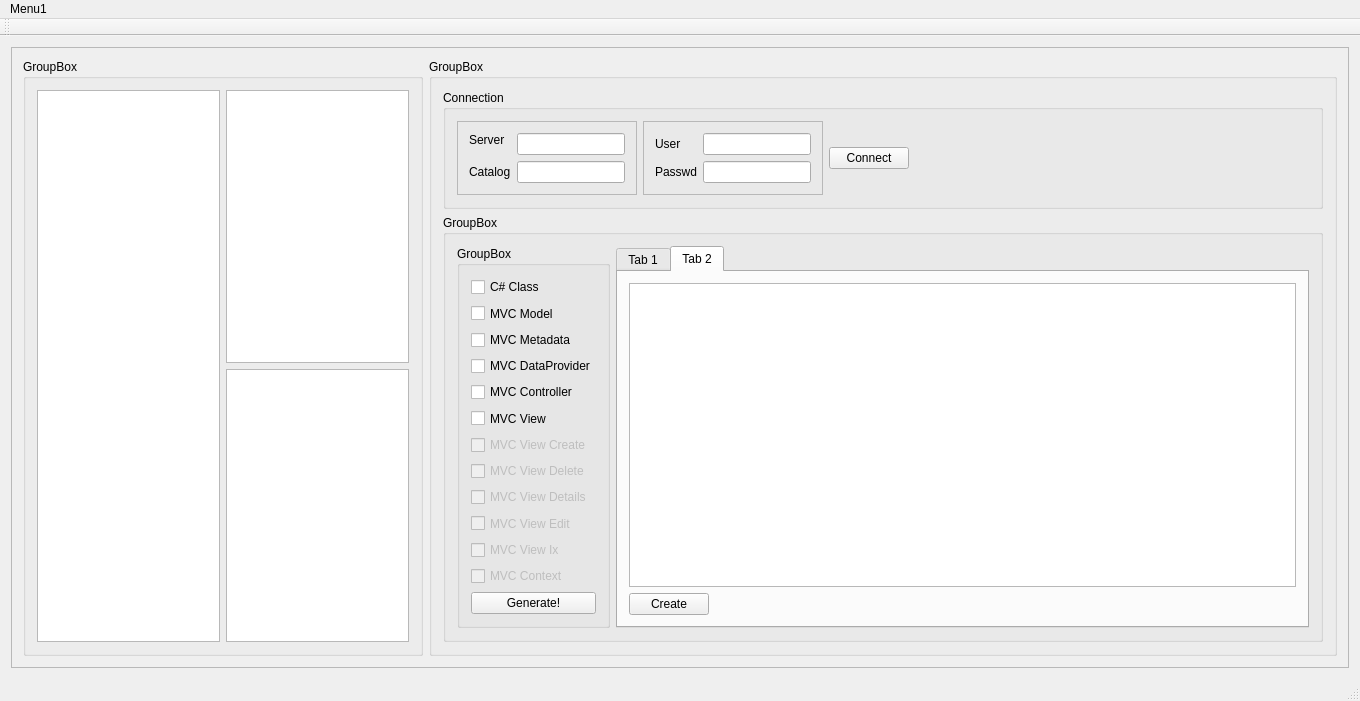
Old version of the form retek2.ui in the repository horvathzoltan/retek2.
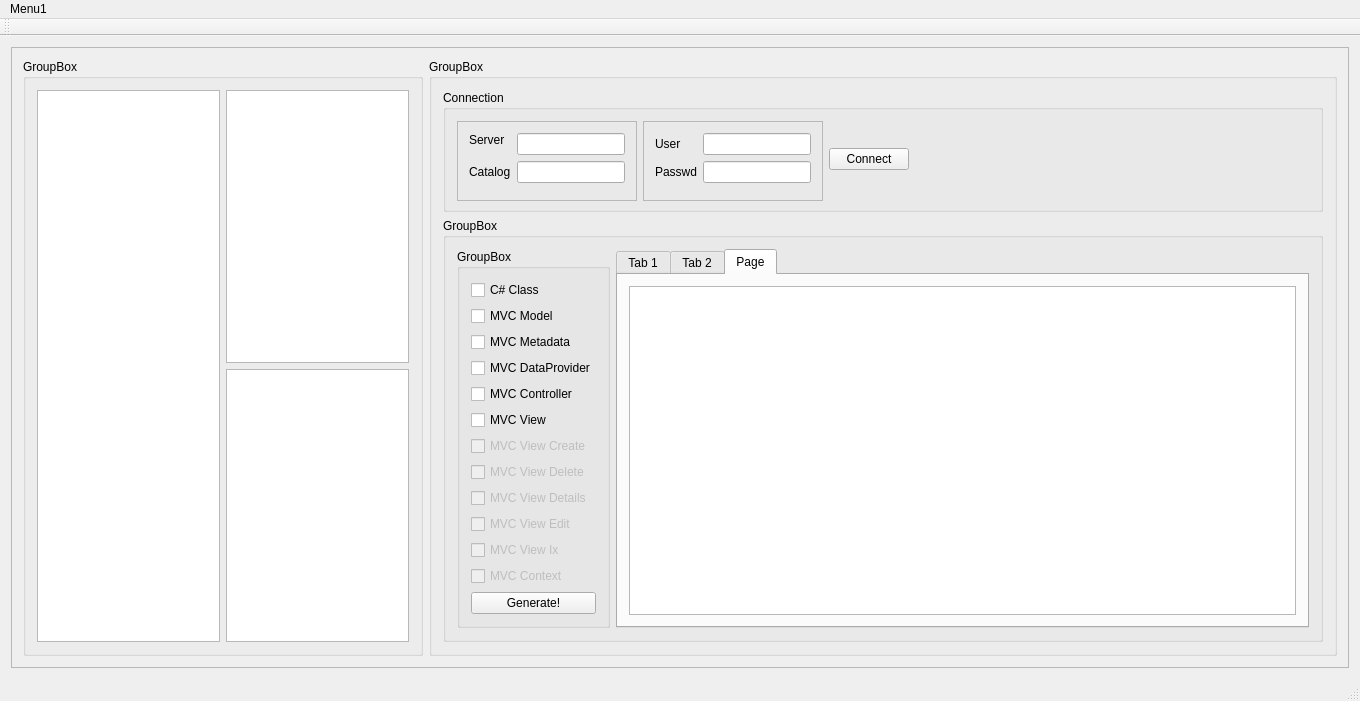
New version of the form.

Patch:
```diff
--- a/retek2.ui
+++ b/retek2.ui
@@ -30,9 +30,9 @@
        <property name="geometry">
         <rect>
          <x>0</x>
-         <y>0</y>
-         <width>1340</width>
-         <height>628</height>
+         <y>-83</y>
+         <width>1326</width>
+         <height>697</height>
         </rect>
        </property>
        <layout class="QGridLayout" name="gridLayout_2">
@@ -77,7 +77,7 @@
              <property name="minimumSize">
               <size>
                <width>0</width>
-               <height>100</height>
+               <height>120</height>
               </size>
              </property>
              <property name="maximumSize">
@@ -92,6 +92,12 @@
              <layout class="QGridLayout" name="gridLayout_8">
               <item row="0" column="1">
                <widget class="QFrame" name="frame_2">
+                <property name="minimumSize">
+                 <size>
+                  <width>0</width>
+                  <height>80</height>
+                 </size>
+                </property>
                 <property name="frameShape">
                  <enum>QFrame::StyledPanel</enum>
                 </property>
@@ -144,6 +150,12 @@
                   <verstretch>0</verstretch>
                  </sizepolicy>
                 </property>
+                <property name="minimumSize">
+                 <size>
+                  <width>0</width>
+                  <height>80</height>
+                 </size>
+                </property>
                 <property name="frameShape">
                  <enum>QFrame::StyledPanel</enum>
                 </property>
@@ -434,7 +446,7 @@
               <item>
                <widget class="QTabWidget" name="tabWidget">
                 <property name="currentIndex">
-                 <number>1</number>
+                 <number>2</number>
                 </property>
                 <widget class="QWidget" name="tab">
                  <attribute name="title">
@@ -502,6 +514,16 @@
                   </item>
                  </layout>
                 </widget>
+                <widget class="QWidget" name="tab_3">
+                 <attribute name="title">
+                  <string>Page</string>
+                 </attribute>
+                 <layout class="QGridLayout" name="gridLayout_7">
+                  <item row="0" column="0">
+                   <widget class="QTextBrowser" name="textBrowser"/>
+                  </item>
+                 </layout>
+                </widget>
                </widget>
               </item>
              </layout>
```
Left out of the diff: 4 changed lines with no effect on the pictures.
